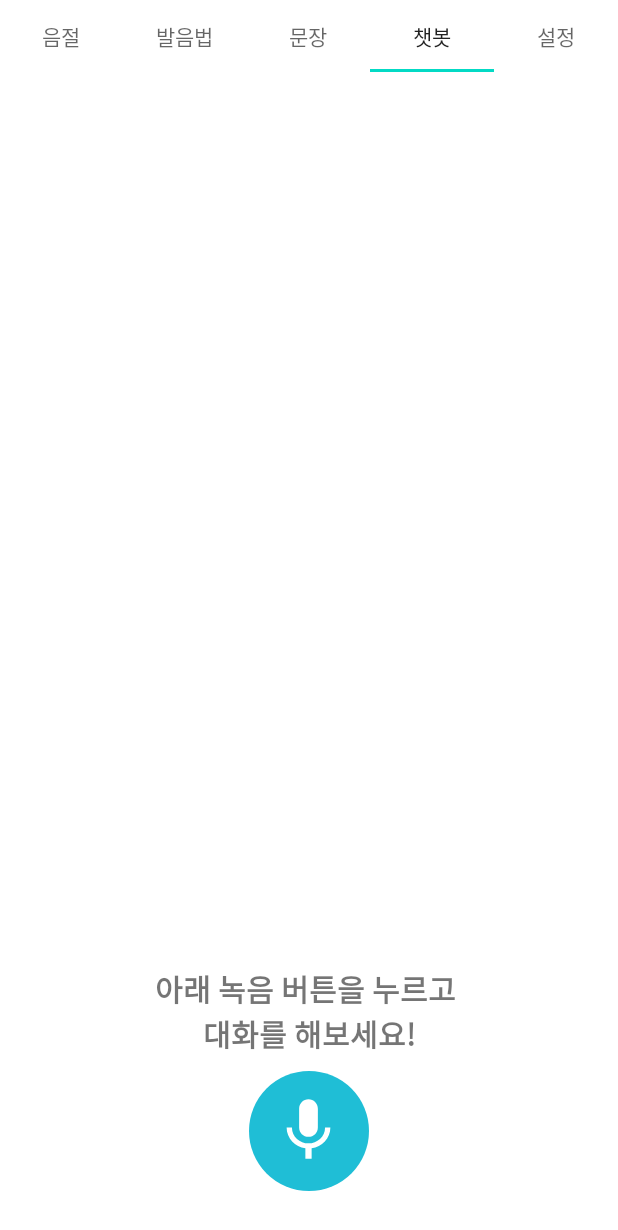
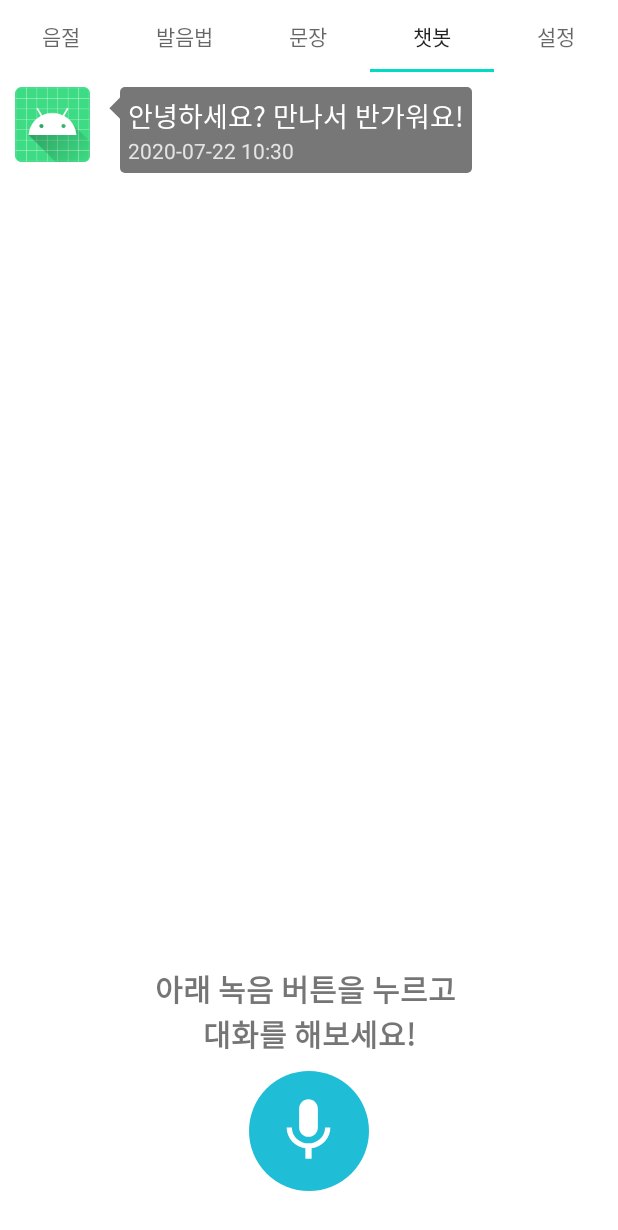
Before and after one commit to StartupChallenge/StartupChallenge, an Android app: the screen it shows after launch (FragmentsActivity), after a tap on "챗봇", on a phone screen of 412 x 824 dp. Shown: the top 1230 px of the screen. Run offline under Robolectric (Android 15) with nearby library versions, the phone set to English and light mode, and no system bars; our stand-ins replace androidx.preference.

Commit message:
챗봇 화면 구성
chat class 생성, chat listView로 챗봇 대화 화면 구성

```diff
--- /dev/null
+++ b/app/src/main/java/com/hoonhooney/sullivan/Chat.java
@@ -0,0 +1,33 @@
+package com.hoonhooney.sullivan;
+
+import android.annotation.SuppressLint;
+
+import java.text.SimpleDateFormat;
+import java.util.Date;
+
+public class Chat {
+
+    private boolean isUser;
+    private String message;
+    private String time;
+
+    @SuppressLint("SimpleDateFormat")
+    public Chat(boolean isUser, String message){
+        this.isUser = isUser;
+        this.message = message;
+        time = new SimpleDateFormat("yyyy-MM-dd HH:mm").format(new Date());
+    }
+
+    public boolean isUser() {
+        return isUser;
+    }
+
+    public String getMessage() {
+        return message;
+    }
+
+    public String getTime() {
+        return time;
+    }
+
+}
--- /dev/null
+++ b/app/src/main/java/com/hoonhooney/sullivan/ChatAdapter.java
@@ -0,0 +1,69 @@
+package com.hoonhooney.sullivan;
+
+import android.content.Context;
+import android.view.LayoutInflater;
+import android.view.View;
+import android.view.ViewGroup;
+import android.widget.ArrayAdapter;
+import android.widget.LinearLayout;
+import android.widget.TextView;
+
+import androidx.annotation.NonNull;
+
+import java.util.ArrayList;
+import java.util.List;
+
+public class ChatAdapter extends ArrayAdapter {
+
+    List<Chat> chatList = new ArrayList<>();
+
+    private LinearLayout linearLayout_chatBox;
+    private TextView textView_chat, textView_time;
+
+    public ChatAdapter(@NonNull Context context, int resource) {
+        super(context, resource);
+    }
+
+    public void add(Chat chat){
+        chatList.add(chat);
+        notifyDataSetChanged();
+        super.add(chat);
+    }
+
+    @Override
+    public int getCount(){
+        return chatList.size();
+    }
+
+    @Override
+    public Chat getItem(int index){
+        return chatList.get(index);
+    }
+
+    @NonNull
+    @Override
+    public View getView(int position, View convertView, ViewGroup parent){
+        View row = convertView;
+        if (row == null){
+            LayoutInflater inflater = (LayoutInflater)this.getContext().getSystemService(Context.LAYOUT_INFLATER_SERVICE);
+            row = inflater.inflate(R.layout.view_chatbox, parent, false);
+        }
+
+        Chat message = (Chat) chatList.get(position);
+
+        if (message.isUser()){
+            linearLayout_chatBox = row.findViewById(R.id.linearLayout_chat_user);
+            textView_chat = row.findViewById(R.id.textView_chat_user);
+            textView_time = row.findViewById(R.id.textView_time_user);
+        } else{
+            linearLayout_chatBox = row.findViewById(R.id.linearLayout_chat_bot);
+            textView_chat = row.findViewById(R.id.textView_chat_bot);
+            textView_time = row.findViewById(R.id.textView_time_bot);
+        }
+
+        textView_chat.setText(message.getMessage());
+        textView_time.setText(message.getTime());
+
+        return row;
+    }
+}
--- a/app/src/main/java/com/hoonhooney/sullivan/fragments/ChatbotFragment.java
+++ b/app/src/main/java/com/hoonhooney/sullivan/fragments/ChatbotFragment.java
@@ -1,15 +1,25 @@
 package com.hoonhooney.sullivan.fragments;
 
+import android.database.DataSetObserver;
 import android.os.Bundle;
 import android.view.LayoutInflater;
 import android.view.View;
 import android.view.ViewGroup;
+import android.widget.FrameLayout;
+import android.widget.ListView;
 
 import androidx.fragment.app.Fragment;
 
+import com.hoonhooney.sullivan.Chat;
+import com.hoonhooney.sullivan.ChatAdapter;
 import com.hoonhooney.sullivan.R;
 
 public class ChatbotFragment extends Fragment {
+
+    private ListView listView_chat;
+    private FrameLayout btn_record;
+
+    private ChatAdapter chatAdapter;
 
     public ChatbotFragment() {
         // Required empty public constructor
@@ -24,6 +34,26 @@ public class ChatbotFragment extends Fragment {
     public View onCreateView(LayoutInflater inflater, ViewGroup container,
                              Bundle savedInstanceState) {
         // Inflate the layout for this fragment
-        return inflater.inflate(R.layout.fragment_chatbot, container, false);
+
+        View view = inflater.inflate(R.layout.fragment_chatbot, container, false);
+
+        listView_chat = view.findViewById(R.id.listView_chat);
+        btn_record = view.findViewById(R.id.btn_chatbot_record);
+
+        chatAdapter = new ChatAdapter(getContext(), R.layout.view_chatbox);
+        listView_chat.setAdapter(chatAdapter);
+        listView_chat.setTranscriptMode(ListView.TRANSCRIPT_MODE_ALWAYS_SCROLL);
+
+        chatAdapter.registerDataSetObserver(new DataSetObserver() {
+            @Override
+            public void onChanged() {
+                super.onChanged();
+                listView_chat.setSelection(chatAdapter.getCount()-1);
+            }
+        });
+
+        chatAdapter.add(new Chat(false, getString(R.string.chatbot_greeting)));
+
+        return view;
     }
 }
--- a/app/src/main/res/layout/fragment_chatbot.xml
+++ b/app/src/main/res/layout/fragment_chatbot.xml
@@ -6,31 +6,28 @@
     android:layout_height="match_parent"
     tools:context=".fragments.PronunciationFragment">
 
-<androidx.constraintlayout.widget.ConstraintLayout
-    android:layout_width="match_parent"
-    android:layout_height="match_parent">
-
-    <ScrollView
-        android:layout_width="match_parent"
-        android:layout_height="0dp"
-        app:layout_constraintTop_toTopOf="parent"
-        app:layout_constraintBottom_toTopOf="@+id/linearLayout_bottom">
-
     <LinearLayout
         android:layout_width="match_parent"
-            android:layout_height="wrap_content"
-            android:orientation="vertical">
+        android:layout_height="match_parent"
+        android:orientation="vertical"
+        android:weightSum="1">
 
-        </LinearLayout>
-    </ScrollView>
+        <ListView
+            android:id="@+id/listView_chat"
+            android:layout_width="match_parent"
+            android:padding="10dp"
+            android:divider="#00ffffff"
+            android:layout_height="0dp"
+            android:layout_weight="1"/>
 
         <LinearLayout
             android:id="@+id/linearLayout_bottom"
             android:layout_width="match_parent"
             android:layout_height="wrap_content"
+            android:background="@color/white"
             android:orientation="vertical"
             android:gravity="center"
-        app:layout_constraintBottom_toBottomOf="parent"
+            android:layout_gravity="bottom"
             android:paddingVertical="30dp">
 
             <TextView
@@ -61,6 +58,6 @@
                     android:src="@drawable/ic_mic" />
             </FrameLayout>
         </LinearLayout>
-</androidx.constraintlayout.widget.ConstraintLayout>
+    </LinearLayout>
 
 </FrameLayout>
--- a/app/src/main/res/layout/view_chatbox.xml
+++ b/app/src/main/res/layout/view_chatbox.xml
@@ -1,8 +1,16 @@
 <?xml version="1.0" encoding="utf-8"?>
-<LinearLayout xmlns:android="http://schemas.android.com/apk/res/android"
-    android:orientation="horizontal" android:layout_width="match_parent"
+<RelativeLayout xmlns:android="http://schemas.android.com/apk/res/android"
+    android:layout_width="match_parent"
     android:layout_height="wrap_content"
     android:layout_margin="10dp">
+
+    <LinearLayout
+        android:id="@+id/linearLayout_chat_bot"
+        android:layout_width="wrap_content"
+        android:layout_height="wrap_content"
+        android:orientation="horizontal"
+        android:layout_alignParentStart="true"
+        android:layout_alignParentLeft="true">
 
         <ImageView
             android:id="@+id/imageView_bot"
@@ -14,23 +22,76 @@
             android:layout_width="20dp"
             android:layout_height="30dp"
             android:src="@drawable/shape_arrow_chat_bot"
-        android:layout_gravity="center_vertical"/>
-    <FrameLayout
-        android:id="@+id/frameLayout_chat"
+            android:layout_gravity="top"/>
+        <LinearLayout
+            android:id="@+id/frameLayout_chat_bot"
             android:layout_width="wrap_content"
             android:layout_height="wrap_content"
+            android:orientation="vertical"
             android:padding="5dp"
             android:layout_gravity="center_vertical"
             android:background="@drawable/shape_textbox_chat_bot">
 
             <TextView
-            android:id="@+id/textView_chat"
+                android:id="@+id/textView_chat_bot"
+                android:layout_width="wrap_content"
+                android:layout_height="wrap_content"
+                android:maxWidth="250dp"
+                android:text="Message"
+                android:textColor="@color/white"
+                android:textSize="18sp"/>
+
+            <TextView
+                android:id="@+id/textView_time_bot"
+                android:layout_width="wrap_content"
+                android:layout_height="wrap_content"
+                android:text="time"
+                android:maxWidth="250dp"
+                android:textColor="#ccffffff"/>
+        </LinearLayout>
+    </LinearLayout>
+
+    <LinearLayout
+        android:id="@+id/linearLayout_chat_user"
+        android:layout_width="wrap_content"
+        android:layout_height="wrap_content"
+        android:visibility="gone"
+        android:orientation="horizontal"
+        android:layout_alignParentEnd="true"
+        android:layout_alignParentRight="true">
+
+        <LinearLayout
+            android:id="@+id/frameLayout_chat_user"
+            android:layout_width="wrap_content"
+            android:layout_height="wrap_content"
+            android:orientation="vertical"
+            android:padding="5dp"
+            android:layout_gravity="center_vertical"
+            android:background="@drawable/shape_textbox_chat_user">
+
+            <TextView
+                android:id="@+id/textView_chat_user"
                 android:layout_width="wrap_content"
                 android:layout_height="wrap_content"
                 android:maxWidth="250dp"
                 android:text="안녕하세요? ㅎㅎ"
                 android:textColor="@color/white"
                 android:textSize="15sp"/>
-    </FrameLayout>
 
+            <TextView
+                android:id="@+id/textView_time_user"
+                android:layout_width="wrap_content"
+                android:layout_height="wrap_content"
+                android:text="time"
+                android:maxWidth="250dp"
+                android:textColor="#ccffffff"/>
         </LinearLayout>
+
+        <ImageView
+            android:layout_width="20dp"
+            android:layout_height="30dp"
+            android:src="@drawable/shape_arrow_chat_user"
+            android:layout_gravity="top"/>
+    </LinearLayout>
+
+</RelativeLayout>
--- a/app/src/main/res/values/strings.xml
+++ b/app/src/main/res/values/strings.xml
@@ -92,5 +92,6 @@
 
     <!--  chatbot  -->
     <string name="chatbot_record">아래 녹음 버튼을 누르고 \n대화를 해보세요!</string>
+    <string name="chatbot_greeting">안녕하세요? 만나서 반가워요!</string>
 
 </resources>
```
Lines whose indentation alone changed are shown as unchanged.
